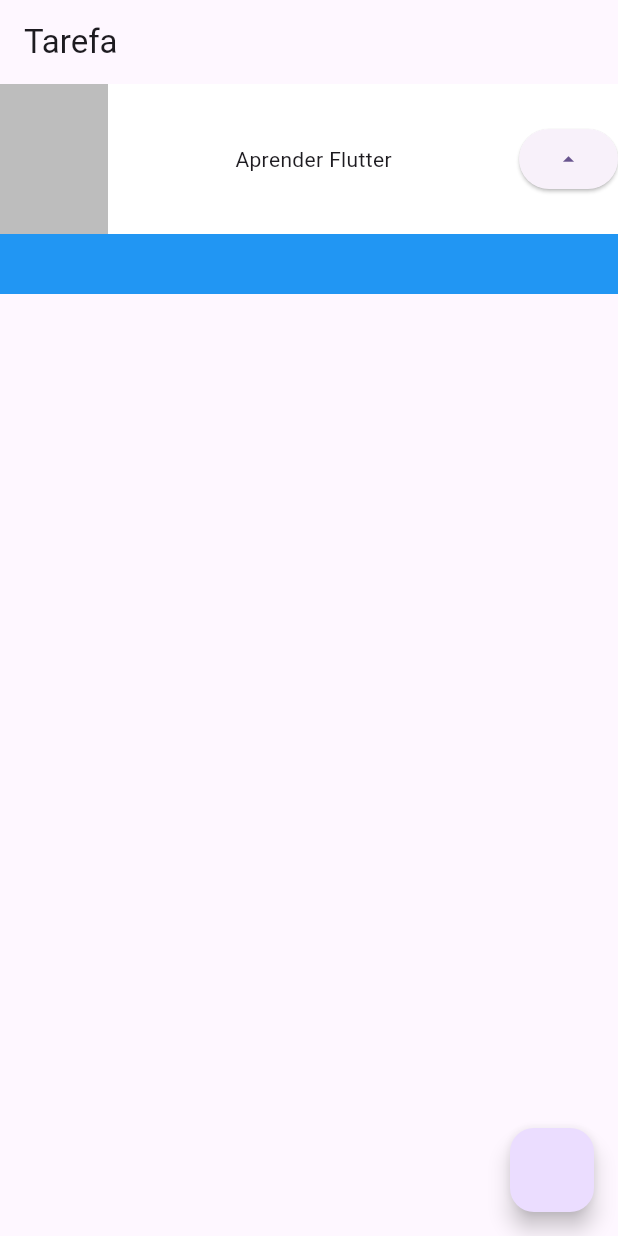
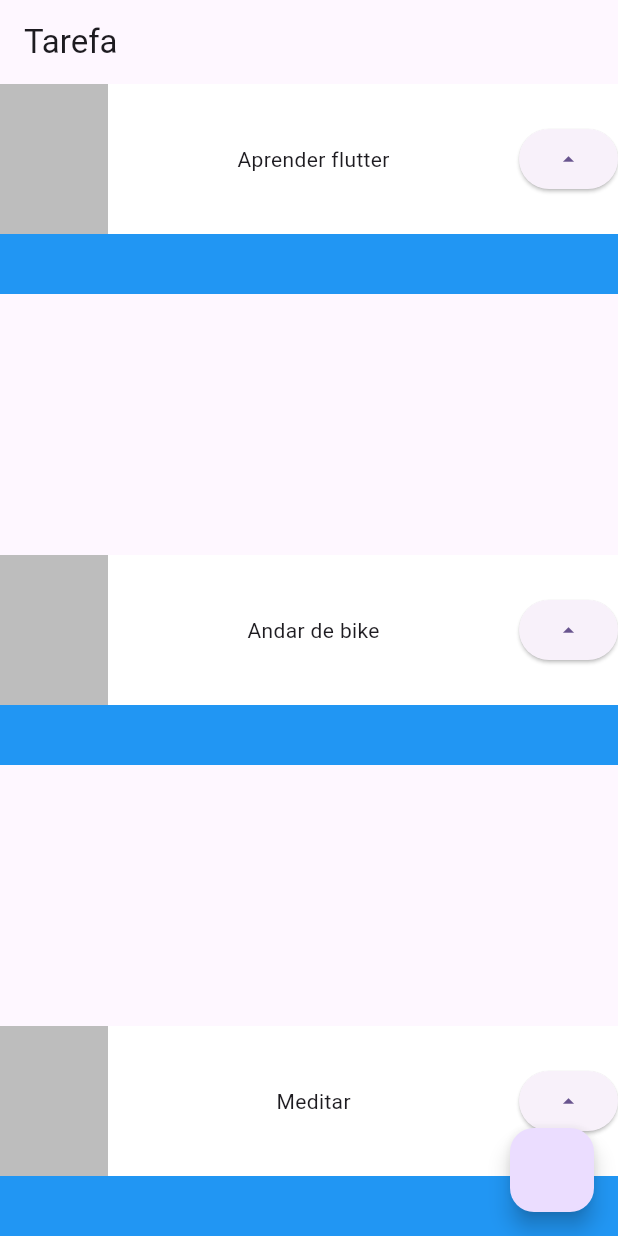
Before and after one commit to andreazevedoluiz/Projeto_Task, a Flutter app: the screen it shows after launch, on a phone screen of 412 x 824 dp. Run offline on Flutter 3.47's test engine with Material 2 defaults, Android fonts, the phone set to English and light mode, and no system bars.

```diff
--- a/lib/main.dart
+++ b/lib/main.dart
@@ -21,7 +21,27 @@ class MyApp extends StatelessWidget {
         appBar: AppBar(
           title: Text("Tarefa"),
         ),
-        body: Container(
+        body: Column(
+          mainAxisAlignment: MainAxisAlignment.spaceBetween,
+          children: [
+            Task('Aprender flutter'),
+            Task('Andar de bike'),
+            Task('Meditar'),
+          ],
+        ),
+        floatingActionButton: FloatingActionButton(onPressed: () {}),
+      ),
+    );
+  }
+}
+
+class Task extends StatelessWidget {
+  final String nome;
+  const Task(this.nome, {super.key});
+
+  @override
+  Widget build(BuildContext context) {
+    return Container(
       child: Stack(
         children: [
           Container(
@@ -39,7 +59,7 @@ class MyApp extends StatelessWidget {
                   width: 72,
                   height: 100,
                 ),
-                    Text('Aprender Flutter'),
+                Text(nome),
                 ElevatedButton(
                     onPressed: () {}, child: Icon(Icons.arrow_drop_up)),
               ],
@@ -47,9 +67,6 @@ class MyApp extends StatelessWidget {
           )
         ],
       ),
-        ),
-        floatingActionButton: FloatingActionButton(onPressed: () {}),
-      ),
     );
   }
 }
```
Also changed, not shown: 1 other file. Lines whose indentation alone changed are shown as unchanged.
